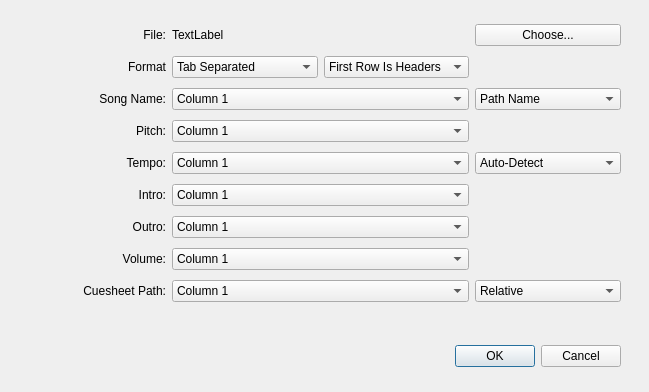
This is SquareDesk-DEV/test123/importdialog.ui in mpogue2/SquareDesk as Qt 5 draws it before an edit. The edited form follows.
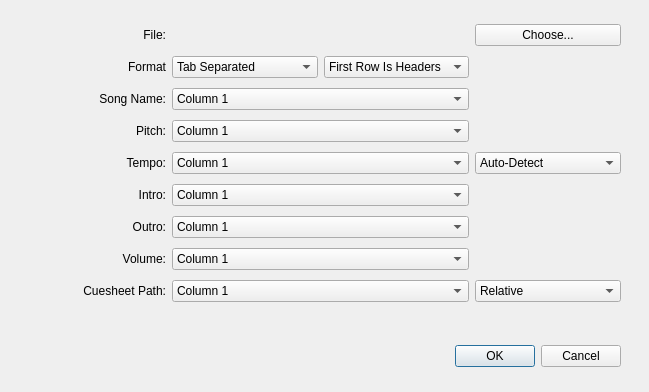
This is the edited form.

```diff
--- a/SquareDesk-DEV/test123/importdialog.ui
+++ b/SquareDesk-DEV/test123/importdialog.ui
@@ -52,7 +52,7 @@
     <item row="0" column="1" colspan="2">
      <widget class="QLabel" name="labelFileName">
       <property name="text">
-       <string>TextLabel</string>
+       <string/>
       </property>
      </widget>
     </item>
@@ -150,25 +150,6 @@
       </item>
      </widget>
     </item>
-    <item row="2" column="3">
-     <widget class="QComboBox" name="comboBoxFormatSongName">
-      <item>
-       <property name="text">
-        <string>Path Name</string>
-       </property>
-      </item>
-      <item>
-       <property name="text">
-        <string>File Name</string>
-       </property>
-      </item>
-      <item>
-       <property name="text">
-        <string>Best Guess</string>
-       </property>
-      </item>
-     </widget>
-    </item>
     <item row="3" column="0">
      <widget class="QLabel" name="label_4">
       <property name="text">
```
Left out of the diff: 25 changed lines with no effect on the pictures.
